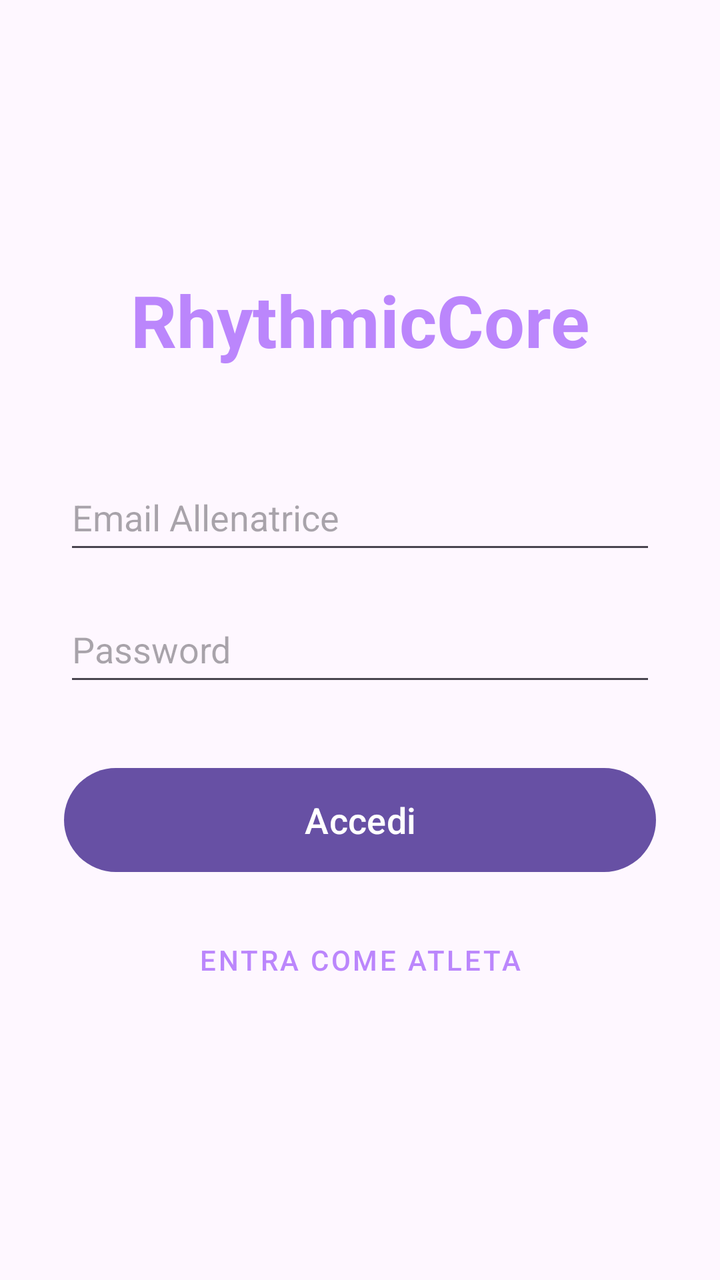
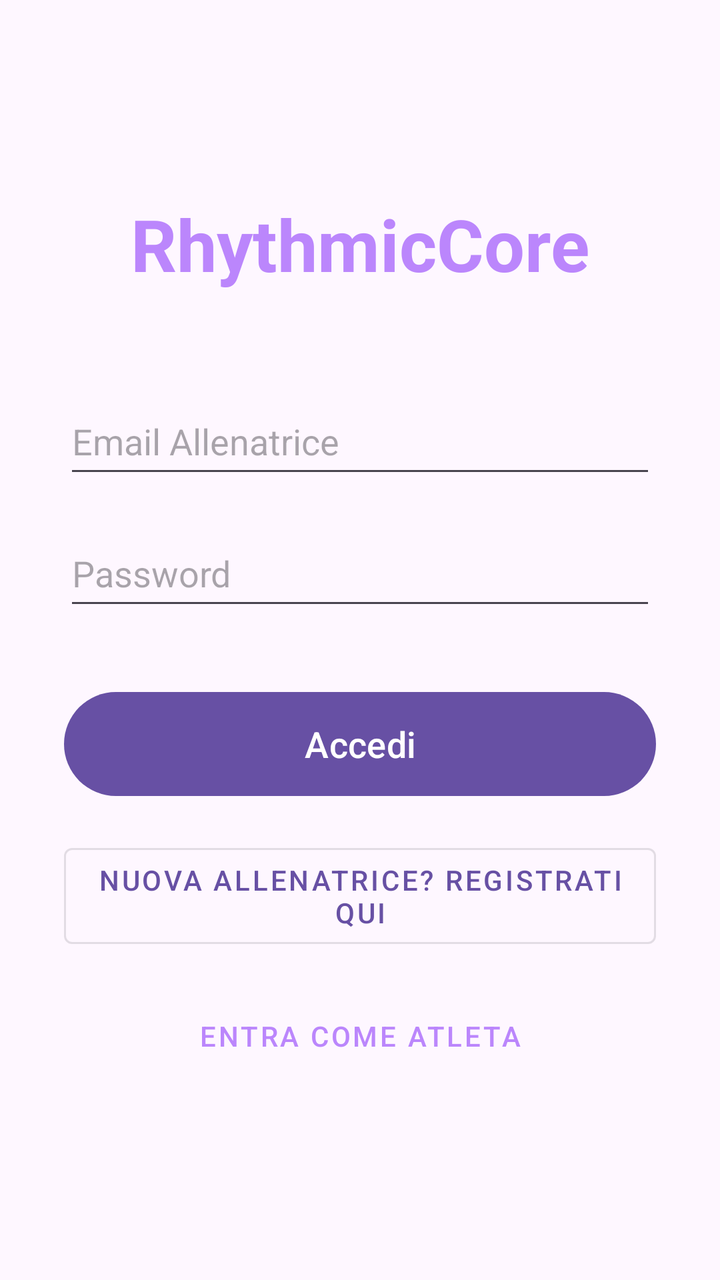

The first picture is an Android layout as it rendered before a commit; the second is the same layout after the commit. The layout source and the unified diff follow.
<!-- AndroidManifest.xml: application theme Theme.GinnasticaRitmica -->
<!-- res/layout/fragment_login.xml -->
<?xml version="1.0" encoding="utf-8"?>
<layout xmlns:android="http://schemas.android.com/apk/res/android"
    xmlns:tools="http://schemas.android.com/tools">

    <LinearLayout
        android:layout_width="match_parent"
        android:layout_height="match_parent"
        android:orientation="vertical"
        android:gravity="center"
        android:padding="32dp"
        android:background="?android:attr/colorBackground"
        tools:context=".LoginFragment">

        <TextView
            android:layout_width="wrap_content"
            android:layout_height="wrap_content"
            android:text="RhythmicCore"
            android:textSize="36sp"
            android:textStyle="bold"
            android:textColor="#BB86FC"
            android:layout_marginBottom="48dp" />

        <EditText
            android:id="@+id/emailInput"
            android:layout_width="match_parent"
            android:layout_height="50dp"
            android:hint="Email Allenatrice"
            android:inputType="textEmailAddress"
            android:layout_marginBottom="16dp"/>

        <EditText
            android:id="@+id/passwordInput"
            android:layout_width="match_parent"
            android:layout_height="50dp"
            android:hint="Password"
            android:inputType="textPassword"
            android:layout_marginBottom="32dp"/>

        <Button
            android:id="@+id/btnAccedi"
            android:layout_width="match_parent"
            android:layout_height="60dp"
            android:text="Accedi"
            android:textSize="18sp"
            android:layout_marginBottom="16dp" />

        <Button
            android:id="@+id/btnAthlete"
            style="@style/Widget.MaterialComponents.Button.TextButton"
            android:layout_width="match_parent"
            android:layout_height="wrap_content"
            android:text="Entra come Atleta"
            android:textColor="#BB86FC" />

    </LinearLayout>
</layout>
<!-- resources referenced by this layout -->
<resources>
  <style name="Theme.GinnasticaRitmica" parent="Base.Theme.GinnasticaRitmica" />
  <style name="Base.Theme.GinnasticaRitmica" parent="Theme.Material3.DayNight.NoActionBar">
          
          
      </style>
</resources>

<!-- the commit's change to res/layout/fragment_login.xml (unified diff, before → after) -->
@@ -45,6 +45,14 @@
             android:layout_marginBottom="16dp" />
 
         <Button
+            android:id="@+id/btnRegistrati"
+            style="@style/Widget.MaterialComponents.Button.OutlinedButton"
+            android:layout_width="match_parent"
+            android:layout_height="60dp"
+            android:text="Nuova Allenatrice? Registrati qui"
+            android:layout_marginBottom="16dp" />
+
+        <Button
             android:id="@+id/btnAthlete"
             style="@style/Widget.MaterialComponents.Button.TextButton"
             android:layout_width="match_parent"
